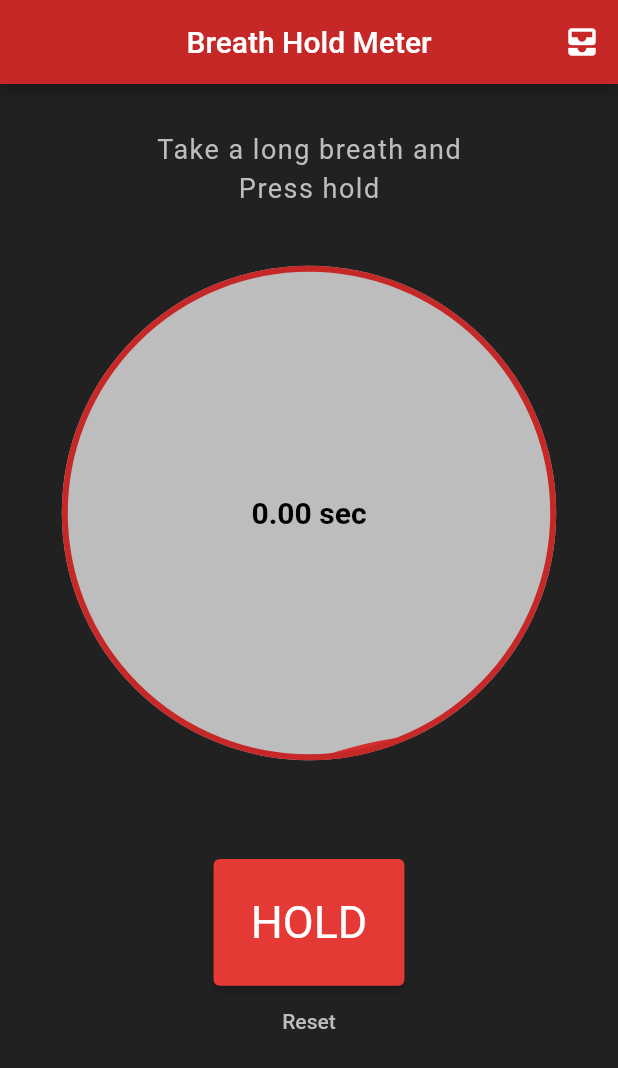
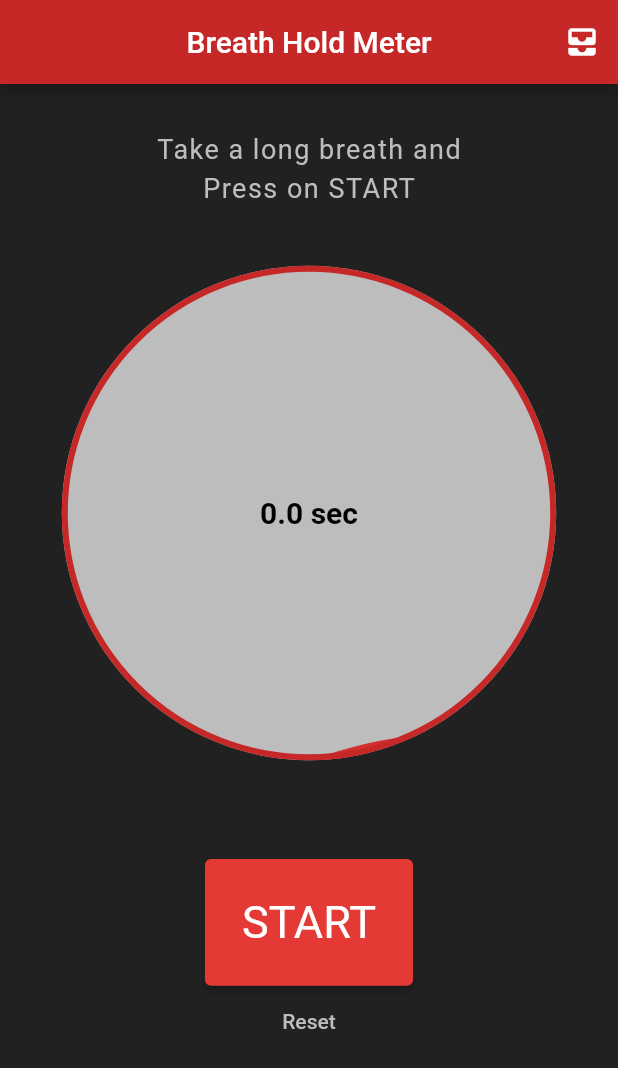
Before and after one commit to yashodeepk/breath_o_meter, a Flutter app: the screen it shows after launch, on a phone screen of 412 x 824 dp. Shown: the top 1068 px of the screen. Run offline on Flutter 3.47's test engine with Material 2 defaults, Android fonts, the phone set to English and light mode, and no system bars; our stand-ins replace liquid_progress_indicator, sqflite; accounts and stored records are empty.

Commit message:
change the label and speed of timer update

```diff
--- a/lib/main.dart
+++ b/lib/main.dart
@@ -23,7 +23,7 @@ class BreathOMeter extends StatefulWidget {
 class _BreathOMeterState extends State<BreathOMeter> {
   Timer timer;
   double holdperiod = 0;
-  String buttonValue = "HOLD";
+  String buttonValue = "START";
   bool clicked = false;
   Stopwatch watch = new Stopwatch();
   dynamic db;
@@ -99,7 +99,7 @@ class _BreathOMeterState extends State<BreathOMeter> {
               ),
               SizedBox(height: 5.0),
               Text(
-                'Press hold',
+                'Press on START',
                 style: TextStyle(
                   color: Colors.grey[400],
                   fontSize: 18,
@@ -118,7 +118,7 @@ class _BreathOMeterState extends State<BreathOMeter> {
                   borderWidth: 4.0,
                   direction: Axis.vertical,
                   center: Text(
-                    holdperiod.toStringAsFixed(2) + " sec",
+                    holdperiod.toStringAsFixed(1) + " sec",
                     style: TextStyle(
                         fontSize: 20.0,
                         fontWeight: FontWeight.w600,
@@ -135,13 +135,13 @@ class _BreathOMeterState extends State<BreathOMeter> {
                         clicked = false;
                         watch.stop();
                         holdperiod = watch.elapsedMilliseconds / 1000;
-                        buttonValue = "HOLD";
+                        buttonValue = "START";
                         saveData();
                       } else {
                         clicked = true;
                         watch.start();
                         timer = new Timer.periodic(
-                            new Duration(milliseconds: 1000), updateTime);
+                            new Duration(milliseconds: 100), updateTime);
                         buttonValue = "STOP";
                       }
                     });
```
